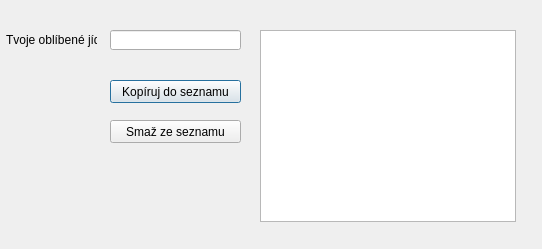
Above: demoListWidget3.ui from krikavap/python-okna before the change. Below: the same form after it.
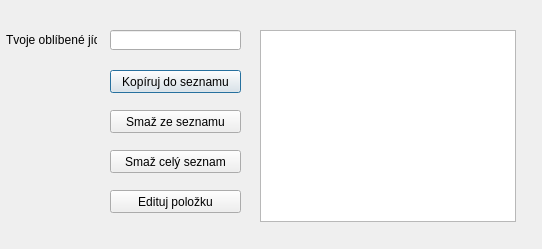
That is the form after the change.

Commit message: listWidget-add, delete, deleteall, edit items

```diff
--- a/demoListWidget3.ui
+++ b/demoListWidget3.ui
@@ -43,7 +43,7 @@
    <property name="geometry">
     <rect>
      <x>110</x>
-     <y>80</y>
+     <y>70</y>
      <width>131</width>
      <height>23</height>
     </rect>
@@ -66,7 +66,7 @@
    <property name="geometry">
     <rect>
      <x>110</x>
-     <y>120</y>
+     <y>110</y>
      <width>131</width>
      <height>23</height>
     </rect>
@@ -75,6 +75,32 @@
     <string>Smaž ze seznamu</string>
    </property>
   </widget>
+  <widget class="QPushButton" name="pushButton_3">
+   <property name="geometry">
+    <rect>
+     <x>110</x>
+     <y>150</y>
+     <width>131</width>
+     <height>23</height>
+    </rect>
+   </property>
+   <property name="text">
+    <string>Smaž celý seznam</string>
+   </property>
+  </widget>
+  <widget class="QPushButton" name="pushButton_4">
+   <property name="geometry">
+    <rect>
+     <x>110</x>
+     <y>190</y>
+     <width>131</width>
+     <height>23</height>
+    </rect>
+   </property>
+   <property name="text">
+    <string>Edituj položku</string>
+   </property>
+  </widget>
  </widget>
  <resources/>
  <connections>
```
Left out of the diff: 38 changed lines with no effect on the pictures. The commit also changes 2 other files.
